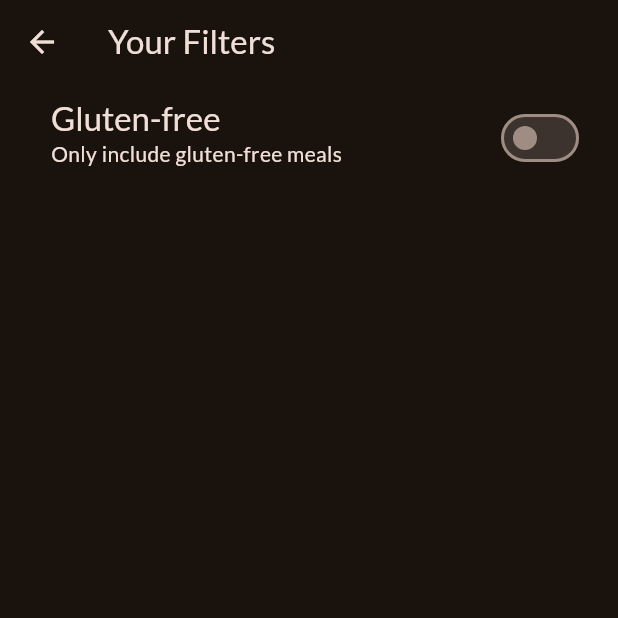
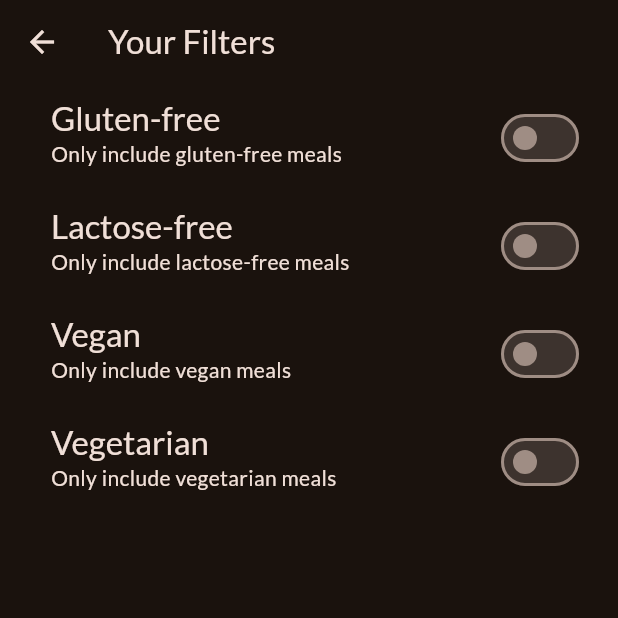
Before and after one commit to niamh-d/meals_app, a Flutter app: the FiltersScreen screen opened directly, on a phone screen of 412 x 824 dp, the top half of it. Run offline on Flutter 3.47's test engine with Material 3 defaults, Android fonts, the phone set to English and light mode, and no system bars; our stand-ins replace google_fonts, transparent_image.

Commit message:
added more filters

```diff
--- a/lib/screens/filters.dart
+++ b/lib/screens/filters.dart
@@ -1,4 +1,5 @@
 import 'package:flutter/material.dart';
+import 'package:meals_app/widgets/filter_switch_list_tile.dart';
 
 class FiltersScreen extends StatefulWidget {
   const FiltersScreen({super.key});
@@ -9,6 +10,9 @@ class FiltersScreen extends StatefulWidget {
 
 class _FiltersScreenState extends State<FiltersScreen> {
   var _glutenFreeFilterSet = false;
+  var _lactoseFreeFilterSet = false;
+  var _veganFilterSet = false;
+  var _vegetarianFilterSet = false;
 
   @override
   Widget build(BuildContext context) {
@@ -16,27 +20,45 @@ class _FiltersScreenState extends State<FiltersScreen> {
       appBar: AppBar(title: const Text('Your Filters')),
       body: Column(
         children: [
-          SwitchListTile(
+          FilterSwitchListTile(
+            title: 'Gluten-free',
+            subtitle: 'Only include gluten-free meals',
             value: _glutenFreeFilterSet,
             onChanged: (isChecked) {
               setState(() {
                 _glutenFreeFilterSet = isChecked;
               });
             },
-            title: Text(
-              'Gluten-free',
-              style: Theme.of(context).textTheme.titleLarge!.copyWith(
-                color: Theme.of(context).colorScheme.onSurface,
-              ),
-            ),
-            subtitle: Text(
-              'Only include gluten-free meals',
-              style: Theme.of(context).textTheme.bodyMedium!.copyWith(
-                color: Theme.of(context).colorScheme.onSurface,
-              ),
-            ),
-            activeColor: Theme.of(context).colorScheme.tertiary,
-            contentPadding: const EdgeInsets.only(left: 34, right: 22),
+          ),
+          FilterSwitchListTile(
+            title: 'Lactose-free',
+            subtitle: 'Only include lactose-free meals',
+            value: _lactoseFreeFilterSet,
+            onChanged: (isChecked) {
+              setState(() {
+                _lactoseFreeFilterSet = isChecked;
+              });
+            },
+          ),
+          FilterSwitchListTile(
+            title: 'Vegan',
+            subtitle: 'Only include vegan meals',
+            value: _veganFilterSet,
+            onChanged: (isChecked) {
+              setState(() {
+                _veganFilterSet = isChecked;
+              });
+            },
+          ),
+          FilterSwitchListTile(
+            title: 'Vegetarian',
+            subtitle: 'Only include vegetarian meals',
+            value: _vegetarianFilterSet,
+            onChanged: (isChecked) {
+              setState(() {
+                _vegetarianFilterSet = isChecked;
+              });
+            },
           ),
         ],
       ),
--- /dev/null
+++ b/lib/widgets/filter_switch_list_tile.dart
@@ -0,0 +1,38 @@
+import 'package:flutter/material.dart';
+
+class FilterSwitchListTile extends StatelessWidget {
+  const FilterSwitchListTile({
+    super.key,
+    required this.title,
+    required this.subtitle,
+    required this.value,
+    required this.onChanged,
+  });
+
+  final String title;
+  final String subtitle;
+  final bool value;
+  final ValueChanged<bool> onChanged;
+
+  @override
+  Widget build(BuildContext context) {
+    return SwitchListTile(
+      value: value,
+      onChanged: onChanged,
+      title: Text(
+        title,
+        style: Theme.of(context).textTheme.titleLarge!.copyWith(
+          color: Theme.of(context).colorScheme.onSurface,
+        ),
+      ),
+      subtitle: Text(
+        subtitle,
+        style: Theme.of(context).textTheme.bodyMedium!.copyWith(
+          color: Theme.of(context).colorScheme.onSurface,
+        ),
+      ),
+      activeColor: Theme.of(context).colorScheme.tertiary,
+      contentPadding: const EdgeInsets.only(left: 34, right: 22),
+    );
+  }
+}
```
